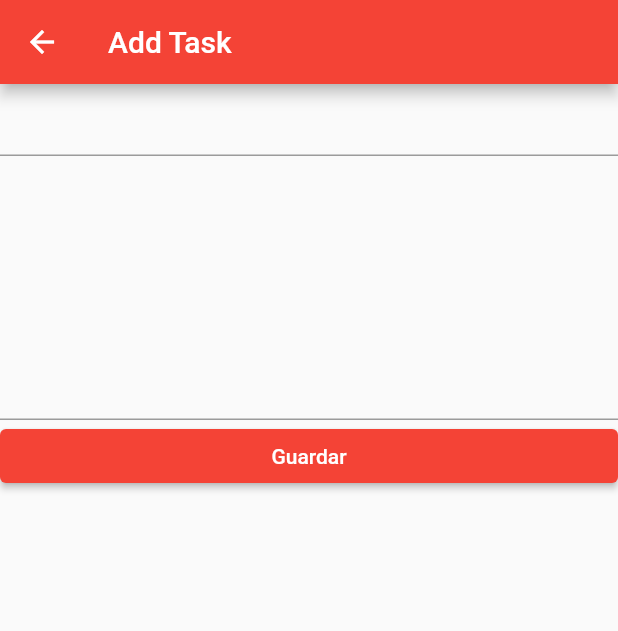
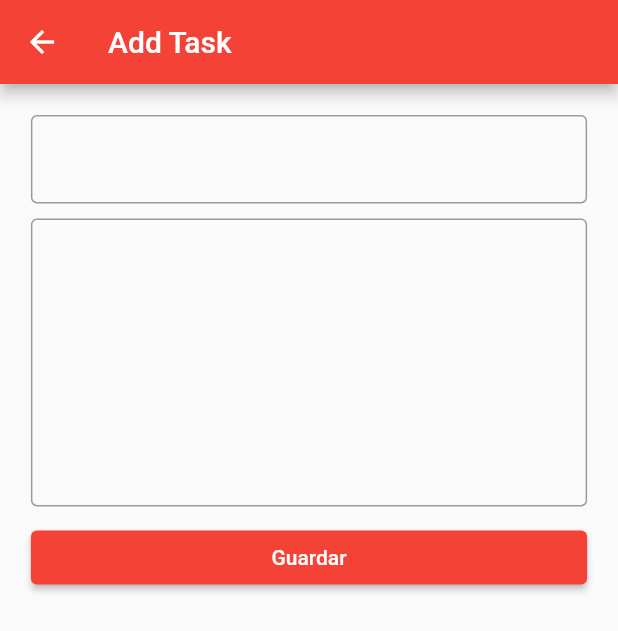
Before and after one commit to Elizabeth276/practica2, a Flutter app: the TaskScreen screen opened by its route, on a phone screen of 412 x 824 dp. Shown: the top 631 px of the screen. Run offline on Flutter 3.47's test engine with Material 2 defaults, Android fonts, the phone set to English and light mode, and no system bars; our stand-ins replace shared_preferences, social_login_buttons, sqflite; missing offline and left inert: splash_screen_view; accounts and stored records are empty.

Commit message:
[ADD] Clase 14-09-2022

```diff
--- a/lib/models/tareas_model.dart
+++ b/lib/models/tareas_model.dart
@@ -1,7 +1,7 @@
 class TareasDAO {
   int? idTarea;
   String? dscTarea;
-  DateTime? fechaEnt;
+  String? fechaEnt;
 
   TareasDAO({this.idTarea, this.dscTarea, this.fechaEnt});
   factory TareasDAO.fromJSON(Map<String, dynamic> mapTarea) {
--- a/lib/screens/task_screen.dart
+++ b/lib/screens/task_screen.dart
@@ -22,9 +22,13 @@ class TaskScreenState extends State<TaskScreen> {
   Widget build(BuildContext context) {
     TextEditingController txtFecha = TextEditingController();
     TextEditingController txtDesc = TextEditingController();
-    final txtFechaEnt = TextField(controller: txtFecha);
+    final txtFechaEnt = TextField(
+      controller: txtFecha,
+      decoration: InputDecoration(border: OutlineInputBorder()),
+    );
     final txtDescTask = TextField(
       controller: txtDesc,
+      decoration: InputDecoration(border: OutlineInputBorder()),
       maxLines: 8,
     );
 
@@ -33,7 +37,12 @@ class TaskScreenState extends State<TaskScreen> {
         _database!.insertar({
           'dscTarea': txtDesc.text,
           'fechaEnt': txtFecha.text,
-        }, 'tblTareas');
+        }, 'tblTareas').then((value) {
+          const snackBar = SnackBar(
+            content: Text('¡Tarea registrada correctamente!'),
+          );
+          ScaffoldMessenger.of(context).showSnackBar(snackBar);
+        });
       },
       child: Text('Guardar'),
     );
@@ -41,9 +50,13 @@ class TaskScreenState extends State<TaskScreen> {
     return Scaffold(
       appBar: AppBar(title: Text('Add Task')),
       body: ListView(
+        padding: EdgeInsets.all(MediaQuery.of(context).size.width * 0.05),
         children: [
           txtFechaEnt,
-          txtDescTask,
+          Padding(
+            padding: const EdgeInsets.symmetric(vertical: 10),
+            child: txtDescTask,
+          ),
           btnGuardar,
         ],
       ),
```
Also changed, not shown: lib/screens/list_task_screen.dart (+58 -2 lines).
